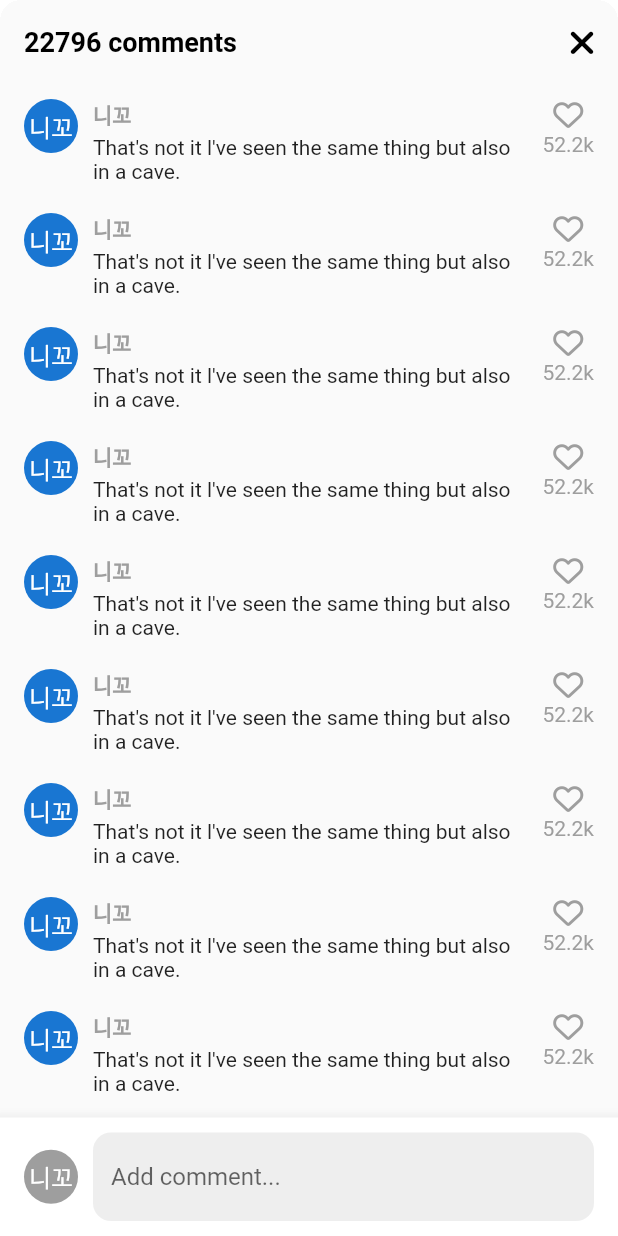
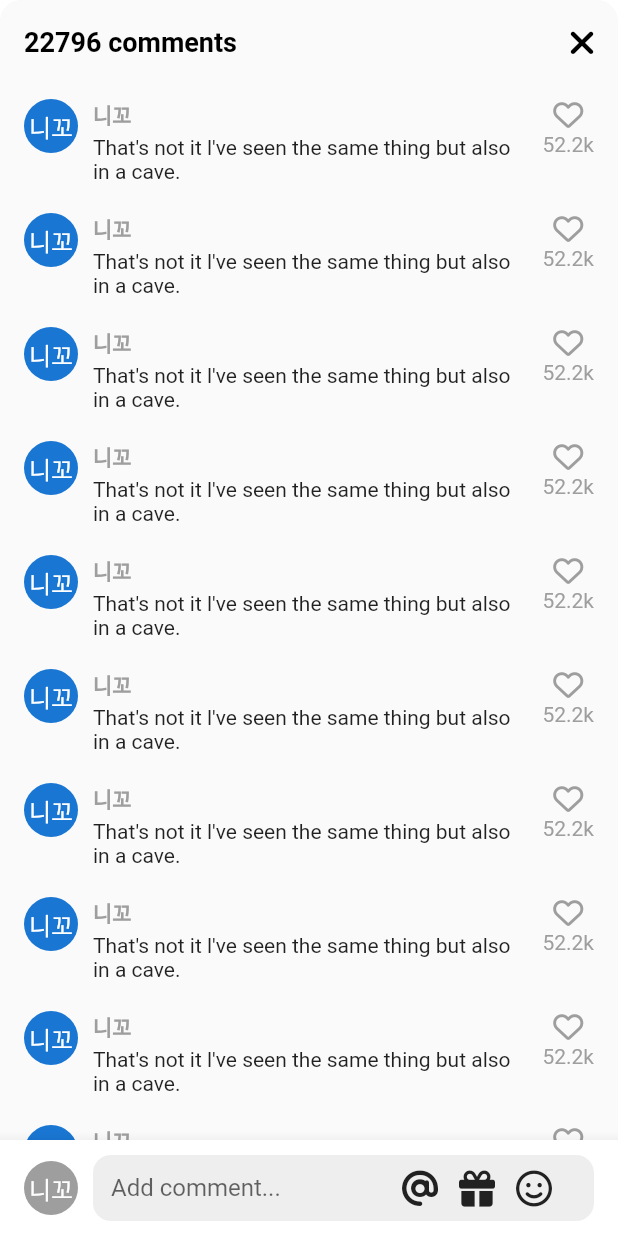
Before and after one commit to jiunson/tiktok_clone_2nd, a Flutter app: the VideoComments screen opened directly, on a phone screen of 412 x 824 dp. Run offline on Flutter 3.47's test engine with Material 2 defaults, Android fonts, the phone set to English and light mode, and no system bars; our stand-ins replace font_awesome_flutter, video_player, visibility_detector; network calls fail.

Commit message:
#8.3 text Input Actions

```diff
--- a/lib/features/main_navigation/stf_screen.dart
+++ b/lib/features/main_navigation/stf_screen.dart
@@ -18,13 +18,11 @@ class _StfScreenState extends State<StfScreen> {
 
   @override
   void dispose() {
-    print(_clicks);
     super.dispose();
   }
 
   @override
   Widget build(BuildContext context) {
-    print('im built!');
     return Center(
       child: Column(
         mainAxisAlignment: MainAxisAlignment.center,
--- a/lib/features/videos/widgets/video_comments.dart
+++ b/lib/features/videos/widgets/video_comments.dart
@@ -11,8 +11,23 @@ class VideoComments extends StatefulWidget {
 }
 
 class _VideoCommentsState extends State<VideoComments> {
+  bool _isWriting = false;
+
   void _onClosePressed() {
     Navigator.of(context).pop();
+  }
+
+  void _stopWriting() {
+    FocusScope.of(context).unfocus();
+    setState(() {
+      _isWriting = false;
+    });
+  }
+
+  void _onStartWriting() {
+    setState(() {
+      _isWriting = true;
+    });
   }
 
   @override
@@ -37,7 +52,9 @@ class _VideoCommentsState extends State<VideoComments> {
             ),
           ],
         ),
-        body: Stack(
+        body: GestureDetector(
+          onTap: _stopWriting,
+          child: Stack(
             children: [
               ListView.separated(
                 padding: const EdgeInsets.symmetric(
@@ -112,7 +129,14 @@ class _VideoCommentsState extends State<VideoComments> {
                         ),
                         Gaps.h10,
                         Expanded(
+                          child: SizedBox(
+                            height: Sizes.size44, // TextField 높이 설정
                             child: TextField(
+                              onTap: _onStartWriting,
+                              expands: true,
+                              minLines: null,
+                              maxLines: null,
+                              textInputAction: TextInputAction.newline,
                               cursorColor: Theme.of(context).primaryColor,
                               decoration: InputDecoration(
                                 hintText: "Add comment...",
@@ -125,8 +149,41 @@ class _VideoCommentsState extends State<VideoComments> {
                                 filled: true,
                                 fillColor: Colors.grey.shade200,
                                 contentPadding: const EdgeInsets.symmetric(
-                              vertical: Sizes.size20,
                                   horizontal: Sizes.size12,
+                                ),
+                                suffixIcon: Padding(
+                                  padding: const EdgeInsets.only(
+                                      right: Sizes.size14),
+                                  child: Row(
+                                    mainAxisSize: MainAxisSize.min,
+                                    children: [
+                                      FaIcon(
+                                        FontAwesomeIcons.at,
+                                        color: Colors.grey.shade900,
+                                      ),
+                                      Gaps.h14,
+                                      FaIcon(
+                                        FontAwesomeIcons.gift,
+                                        color: Colors.grey.shade900,
+                                      ),
+                                      Gaps.h14,
+                                      FaIcon(
+                                        FontAwesomeIcons.faceSmile,
+                                        color: Colors.grey.shade900,
+                                      ),
+                                      Gaps.h14,
+                                      if (_isWriting)
+                                        GestureDetector(
+                                          onTap: _stopWriting,
+                                          child: FaIcon(
+                                            FontAwesomeIcons.circleArrowUp,
+                                            color:
+                                                Theme.of(context).primaryColor,
+                                          ),
+                                        ),
+                                    ],
+                                  ),
+                                ),
                               ),
                             ),
                           ),
@@ -139,6 +196,7 @@ class _VideoCommentsState extends State<VideoComments> {
             ],
           ),
         ),
+      ),
     );
   }
 }
```
Lines whose indentation alone changed are shown as unchanged.
